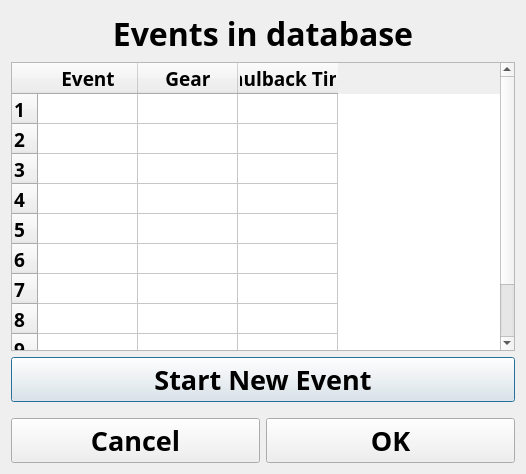
Above: ui/EventSelDlg.ui from guyuhong/CLAMS before the change. Below: the same form after it.
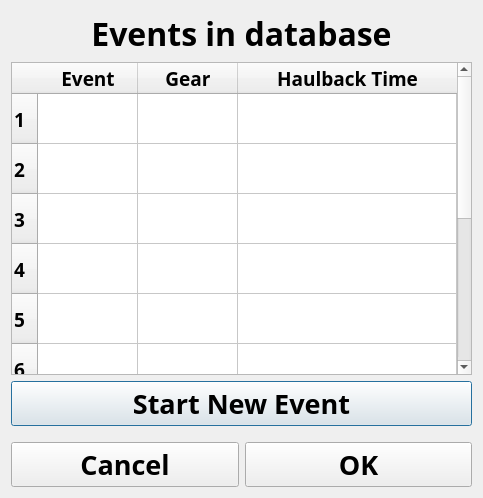
That is the form after the change.

Patch:
```diff
--- a/ui/EventSelDlg.ui
+++ b/ui/EventSelDlg.ui
@@ -6,8 +6,8 @@
    <rect>
     <x>0</x>
     <y>0</y>
-    <width>526</width>
-    <height>474</height>
+    <width>483</width>
+    <height>498</height>
    </rect>
   </property>
   <property name="windowTitle">
@@ -22,7 +22,6 @@
         <font>
          <family>Arial Black</family>
          <pointsize>24</pointsize>
-         <weight>75</weight>
          <bold>true</bold>
         </font>
        </property>
@@ -46,10 +45,15 @@
         <font>
          <family>Arial Black</family>
          <pointsize>14</pointsize>
-         <weight>75</weight>
          <bold>true</bold>
         </font>
        </property>
+       <property name="verticalScrollBarPolicy">
+        <enum>Qt::ScrollBarAsNeeded</enum>
+       </property>
+       <property name="sizeAdjustPolicy">
+        <enum>QAbstractScrollArea::AdjustIgnored</enum>
+       </property>
        <property name="selectionBehavior">
         <enum>QAbstractItemView::SelectRows</enum>
        </property>
@@ -62,6 +66,24 @@
        <property name="columnCount">
         <number>3</number>
        </property>
+       <attribute name="horizontalHeaderCascadingSectionResizes">
+        <bool>true</bool>
+       </attribute>
+       <attribute name="horizontalHeaderMinimumSectionSize">
+        <number>75</number>
+       </attribute>
+       <attribute name="horizontalHeaderShowSortIndicator" stdset="0">
+        <bool>false</bool>
+       </attribute>
+       <attribute name="horizontalHeaderStretchLastSection">
+        <bool>true</bool>
+       </attribute>
+       <attribute name="verticalHeaderMinimumSectionSize">
+        <number>50</number>
+       </attribute>
+       <attribute name="verticalHeaderDefaultSectionSize">
+        <number>50</number>
+       </attribute>
        <row/>
        <row/>
        <row/>
@@ -101,7 +123,6 @@
         <font>
          <family>Arial Black</family>
          <pointsize>20</pointsize>
-         <weight>75</weight>
          <bold>true</bold>
         </font>
        </property>
@@ -127,7 +148,6 @@
           <font>
            <family>Arial Black</family>
            <pointsize>20</pointsize>
-           <weight>75</weight>
            <bold>true</bold>
           </font>
          </property>
@@ -148,7 +168,6 @@
           <font>
            <family>Arial Black</family>
            <pointsize>20</pointsize>
-           <weight>75</weight>
            <bold>true</bold>
           </font>
          </property>
```
